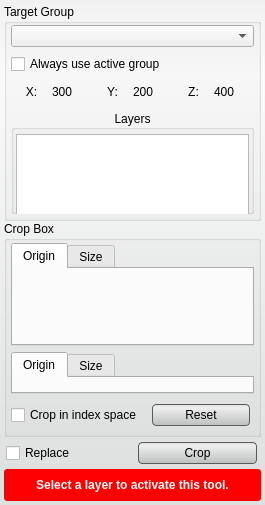
First picture: the form in src/Interface/ToolInterface/CropToolInterface.ui, repository jessdtate/Seg3D, before the edit.
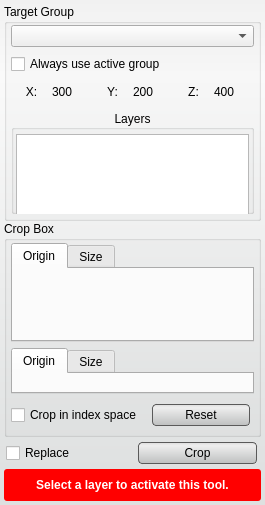
Second picture: the form after the edit. Custom widgets are drawn as their Qt base class.

What changed in the file:
```diff
--- a/src/Interface/ToolInterface/CropToolInterface.ui
+++ b/src/Interface/ToolInterface/CropToolInterface.ui
@@ -359,7 +359,7 @@
          </attribute>
          <layout class="QVBoxLayout" name="verticalLayout_3">
           <property name="spacing">
-           <number>2</number>
+           <number>4</number>
           </property>
           <property name="margin">
            <number>4</number>
@@ -422,7 +422,7 @@
          </attribute>
          <layout class="QVBoxLayout" name="verticalLayout_16">
           <property name="spacing">
-           <number>2</number>
+           <number>4</number>
           </property>
           <property name="margin">
            <number>4</number>
```
Left out of the diff: 4 changed lines with no effect on the pictures.
